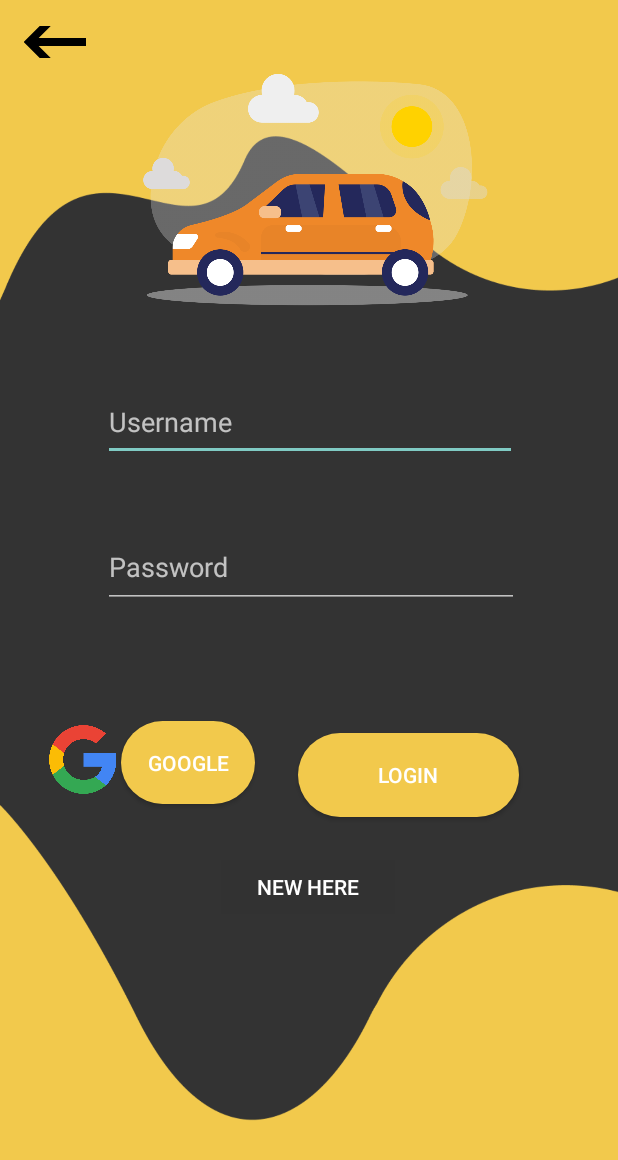
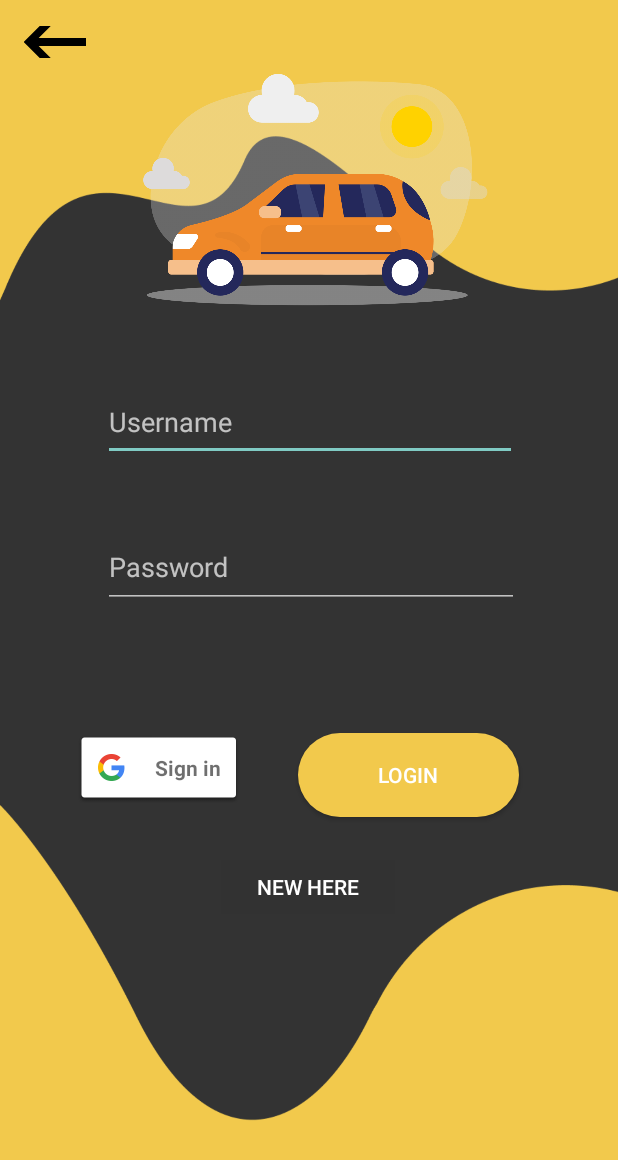
Before and after one commit to jaffarabbas/Motor-Vehicle-Finance-Processing, an Android app: the LoginPage screen opened directly, with no data from a screen before it, on a phone screen of 412 x 824 dp. Shown: the top 1160 px of the screen. Run offline under Robolectric (Android 15) with nearby library versions, the phone set to English and light mode, and no system bars; our stand-ins replace Firebase (no records; nobody signed in at launch, a user with empty details on screens opened directly); 2 statements that could not run were skipped.

Commit message:
1-8-2021        Login Updated

```diff
--- a/AJIZA_MOTORS_APPLICATION/app/src/main/res/layout/activity_login_page.xml
+++ b/AJIZA_MOTORS_APPLICATION/app/src/main/res/layout/activity_login_page.xml
@@ -84,29 +84,16 @@
         app:layout_constraintTop_toTopOf="parent"
         app:layout_constraintVertical_bias="0.728" />
 
-    <Button
+    <com.google.android.gms.common.SignInButton
         android:id="@+id/GoogleLogin"
-        android:layout_width="89dp"
-        android:layout_height="55dp"
-        android:background="@drawable/buttonbackground1"
-        android:text="Google"
+        android:layout_width="wrap_content"
+        android:layout_height="wrap_content"
         app:layout_constraintBottom_toTopOf="@+id/IntoRegistration"
         app:layout_constraintEnd_toStartOf="@+id/LoginButton"
-        app:layout_constraintHorizontal_bias="0.0"
-        app:layout_constraintStart_toEndOf="@+id/imageView4"
-        app:layout_constraintTop_toBottomOf="@+id/Password"
-        app:layout_constraintVertical_bias="0.666" />
-
-    <ImageView
-        android:id="@+id/imageView4"
-        android:layout_width="50dp"
-        android:layout_height="54dp"
-        app:layout_constraintBottom_toTopOf="@+id/IntoRegistration"
-        app:layout_constraintEnd_toEndOf="parent"
-        app:layout_constraintHorizontal_bias="0.085"
+        app:layout_constraintHorizontal_bias="0.577"
         app:layout_constraintStart_toStartOf="parent"
         app:layout_constraintTop_toBottomOf="@+id/Password"
-        app:layout_constraintVertical_bias="0.652"
-        app:srcCompat="@drawable/google" />
+        app:layout_constraintVertical_bias="0.688"
+        tools:ignore="MissingConstraints" />
 
 </androidx.constraintlayout.widget.ConstraintLayout>
```
